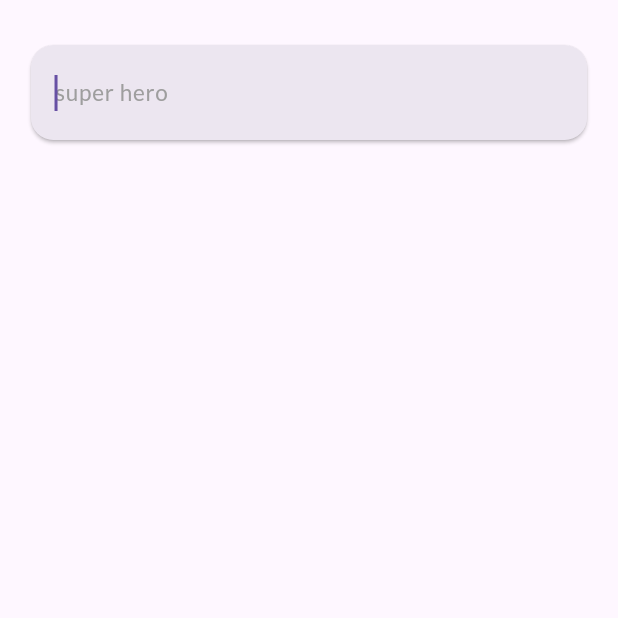
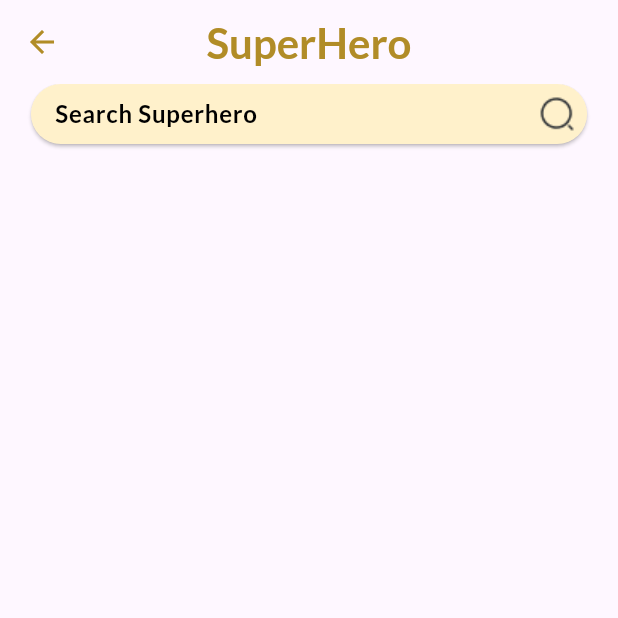
Before and after one commit to mustapha-amin/super_heroes, a Flutter app: the SearchScreen screen opened directly, on a phone screen of 412 x 824 dp, the top half of it. Run offline on Flutter 3.47's test engine with Material 2 defaults, Android fonts, the phone set to English and light mode, and no system bars; our stand-ins replace google_fonts; network calls fail; statements that could not run were skipped.

```diff
--- a/lib/service/http_service.dart
+++ b/lib/service/http_service.dart
@@ -14,7 +14,7 @@ class HttpService {
       List<dynamic> json = jsonDecode(response.body);
       List<SuperHero> superheroes =
           json.map((hero) => SuperHero.fromJson(hero)).toList();
-      log(response.body);
+      // log(response.body);
       return superheroes;
     } else {
       throw ("Cant get data");
--- a/lib/utils/textstyle.dart
+++ b/lib/utils/textstyle.dart
@@ -7,6 +7,7 @@ TextStyle kTextStyle(
   Color? color,
 }) {
   return GoogleFonts.lato(
+
     fontSize: size,
     fontWeight: fontWeight ?? FontWeight.normal,
     color: color ?? Colors.black,
--- a/lib/views/screens/search_screen.dart
+++ b/lib/views/screens/search_screen.dart
@@ -1,9 +1,5 @@
-import 'dart:developer';
-
 import 'package:flutter/material.dart';
-import 'package:provider/provider.dart';
 import 'package:super_heroes/models/superhero.dart';
-import 'package:super_heroes/providers/superhero_provider.dart';
 import 'package:super_heroes/utils/textstyle.dart';
 import 'package:super_heroes/views/widgets/superhero_card.dart';
 
@@ -20,7 +16,6 @@ class _SearchScreenState extends State<SearchScreen> {
   List<SuperHero> searchList = [];
   String query = '';
   late TextEditingController controller;
-  FocusNode focusNode = FocusNode();
 
   void search(String query) {
     searchResult.clear();
@@ -37,7 +32,7 @@ class _SearchScreenState extends State<SearchScreen> {
   void initState() {
     searchList = widget.superHeroes!;
     controller = TextEditingController();
-    focusNode.requestFocus();
+
     super.initState();
   }
 
@@ -45,29 +40,50 @@ class _SearchScreenState extends State<SearchScreen> {
   Widget build(BuildContext context) {
     Size size = MediaQuery.of(context).size;
     return Scaffold(
+      appBar: AppBar(
+        foregroundColor: const Color(0xFFB18C27),
+        title: Text(
+          "SuperHero",
+          style: kTextStyle(28,
+              fontWeight: FontWeight.bold, color: const Color(0xFFB18C27)),
+        ),
+        centerTitle: true,
+      ),
       body: Column(
         children: [
-          const SizedBox(
-            height: 30,
-          ),
           SizedBox(
             width: size.width * .9,
-            height: size.height / 13,
+            height: 40,
+            child: Hero(
+              tag: 'search',
               child: SearchBar(
+                  textStyle: MaterialStatePropertyAll(
+                    kTextStyle(14),
+                  ),
+                  trailing: [
+                    Image.asset('assets/search.png'),
+                  ],
+                  backgroundColor:
+                      const MaterialStatePropertyAll(Color(0xFFFFF1CB)),
                   shape: const MaterialStatePropertyAll(
                     RoundedRectangleBorder(
                       borderRadius: BorderRadius.all(
-                      Radius.circular(15),
+                        Radius.circular(36),
                       ),
                     ),
                   ),
-                hintText: "super hero",
+                  hintText: "Search Superhero",
                   hintStyle: MaterialStatePropertyAll(
-                    kTextStyle(15, color: Colors.grey)),
+                    kTextStyle(
+                      16,
+                      color: Colors.black,
+                      fontWeight: FontWeight.bold,
+                    ),
+                  ),
                   controller: controller,
-                focusNode: focusNode,
                   elevation: const MaterialStatePropertyAll(1),
                   onChanged: (_) => search(controller.text)),
+            ),
           ),
           Expanded(
             child: ListView.builder(
--- a/lib/views/widgets/superhero_card.dart
+++ b/lib/views/widgets/superhero_card.dart
@@ -23,7 +23,7 @@ class SuperHeroCard extends StatelessWidget {
         superHero.name!,
         style: kTextStyle(20, fontWeight: FontWeight.bold),
       ),
-      subtitle: Text(superHero.biography!.publisher!),
+      subtitle: Text(superHero.biography!.publisher ?? ''),
       trailing: const Icon(
         Icons.info_outline_rounded,
         color: Colors.grey,
```
Also changed, not shown: lib/views/screens/home.dart (+58 -10 lines), pubspec.yaml (+7 -14 lines), pubspec.lock, 1 other file. Lines whose indentation alone changed are shown as unchanged.
